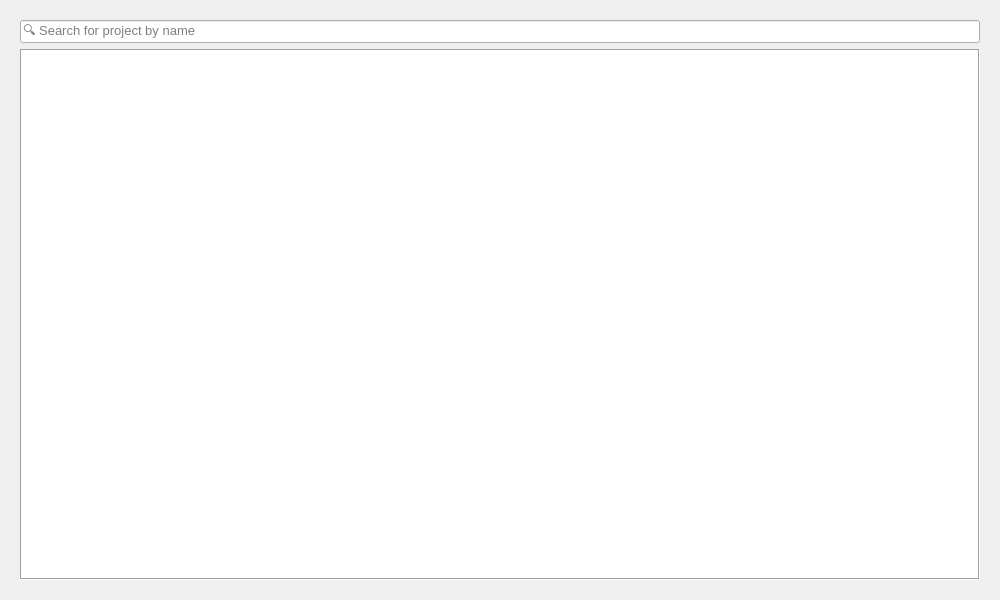
Old version of the form rana_qgis_plugin/widgets/ui/projects.ui in the repository nens/rana-qgis-plugin.
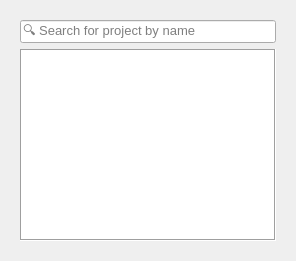
New version of the form.

Commit message: Use right Dock widget instead of Dialog to browse projects

Patch:
```diff
--- a/rana_qgis_plugin/widgets/ui/projects.ui
+++ b/rana_qgis_plugin/widgets/ui/projects.ui
@@ -1,21 +1,7 @@
 <?xml version="1.0" encoding="UTF-8"?>
 <ui version="4.0">
- <class>Dialog</class>
- <widget class="QDialog" name="Dialog">
-  <property name="geometry">
-   <rect>
-    <x>0</x>
-    <y>0</y>
-    <width>1000</width>
-    <height>800</height>
-   </rect>
-  </property>
-  <property name="maximumSize">
-   <size>
-    <width>1000</width>
-    <height>600</height>
-   </size>
-  </property>
+ <class>Widget</class>
+ <widget class="QWidget" name="Widget">
   <property name="focusPolicy">
    <enum>Qt::StrongFocus</enum>
   </property>
@@ -45,9 +31,9 @@
       <item>
        <widget class="QTreeView" name="projects_tv">
         <property name="sizePolicy">
-         <sizepolicy hsizetype="Preferred" vsizetype="Preferred">
-          <horstretch>0</horstretch>
-          <verstretch>0</verstretch>
+         <sizepolicy hsizetype="Expanding" vsizetype="Expanding">
+          <horstretch>1</horstretch>
+          <verstretch>1</verstretch>
          </sizepolicy>
         </property>
         <property name="font">
```
Left out of the diff: 3 changed lines with no effect on the pictures. The commit also changes 1 other file.
